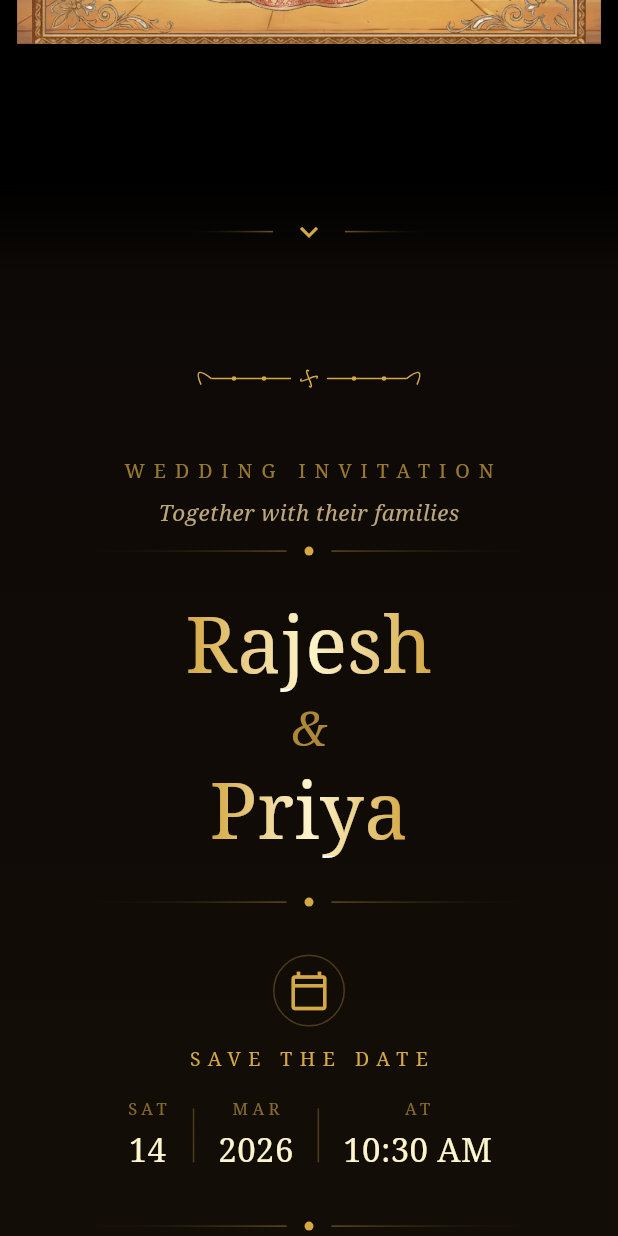
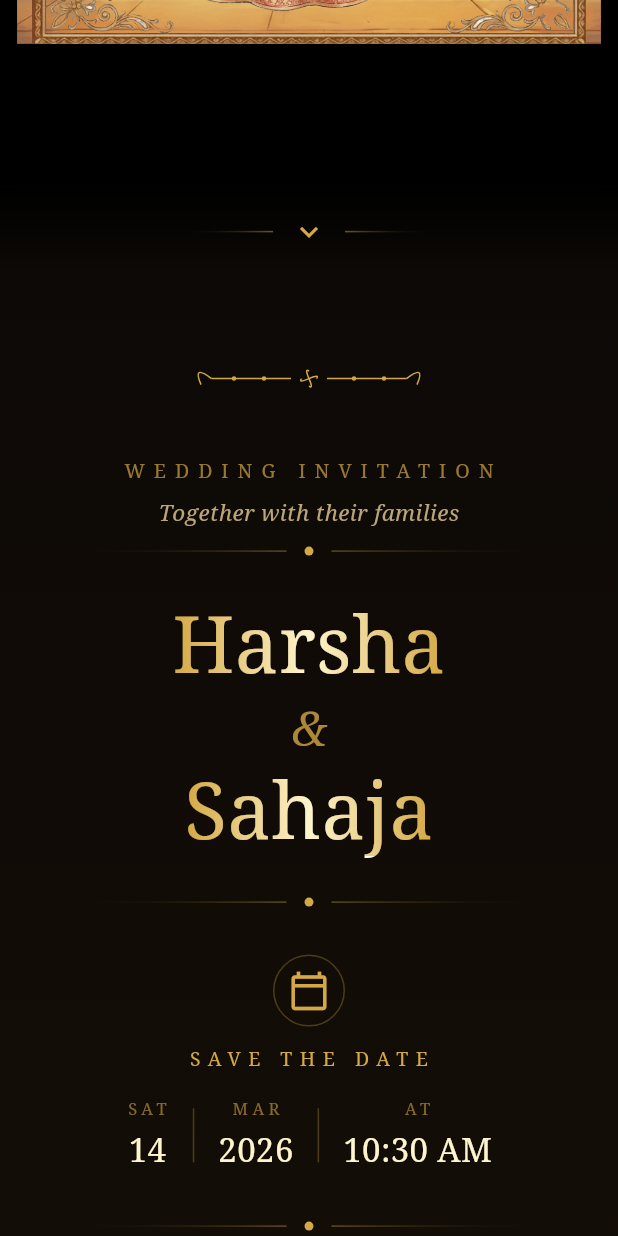
Before and after one commit to kanakapalli/weddingcard, a Flutter app: the WeddingInvitationPage screen opened directly, scrolled down 576 dp, on a phone screen of 412 x 824 dp. Run offline on Flutter 3.47's test engine with Material 3 defaults, Android fonts, the phone set to English and light mode, and no system bars; our stand-ins replace sensors_plus.

Commit message:
Update wedding names in WeddingInfoPanel and enhance gyroscope initialization in ParallaxDepthScene

```diff
--- a/lib/widgets/wedding_info_panel.dart
+++ b/lib/widgets/wedding_info_panel.dart
@@ -172,7 +172,7 @@ class _WeddingInfoPanelState extends State<WeddingInfoPanel>
             ).createShader(bounds);
           },
           child: const Text(
-            'Rajesh',
+            'Harsha',
             style: TextStyle(
               fontSize: 52,
               fontWeight: FontWeight.w300,
@@ -204,7 +204,7 @@ class _WeddingInfoPanelState extends State<WeddingInfoPanel>
             ).createShader(bounds);
           },
           child: const Text(
-            'Priya',
+            'Sahaja',
             style: TextStyle(
               fontSize: 52,
               fontWeight: FontWeight.w300,
```
Also changed, not shown: lib/widgets/parallax_depth_scene.dart (+17 -7 lines), 1 other file.
